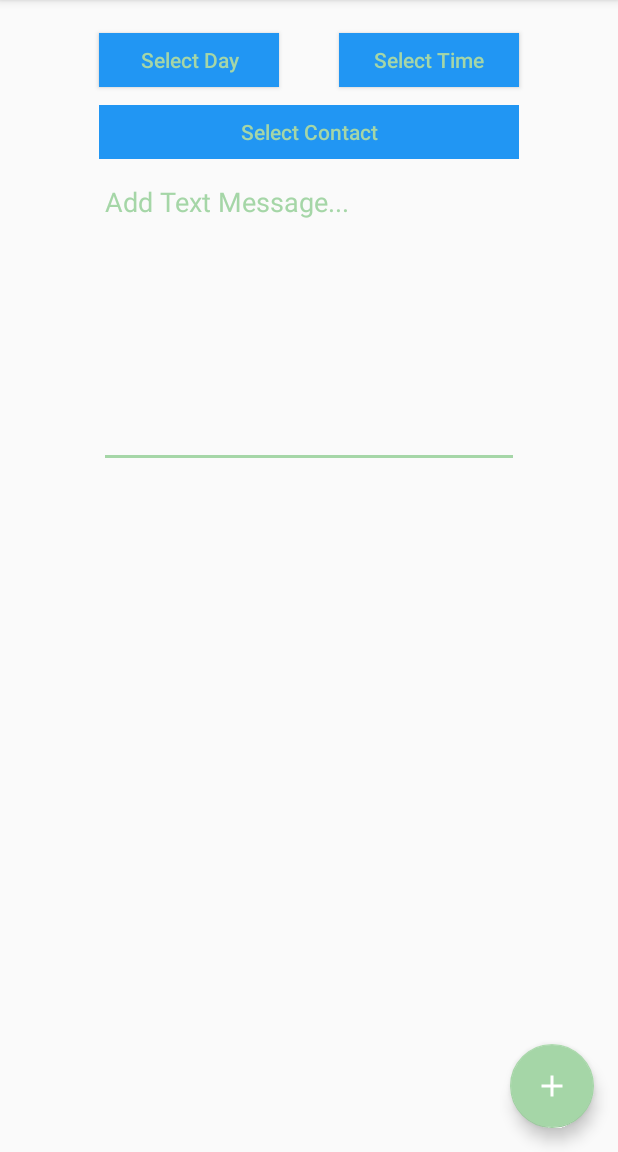
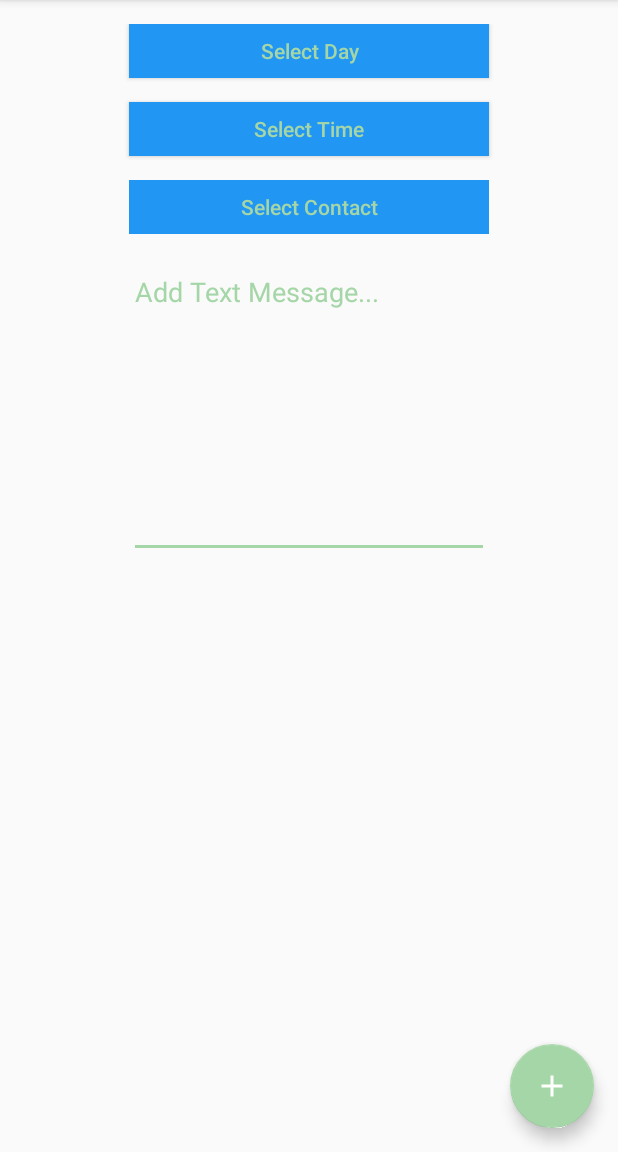
Before and after one commit to dazza5000/a-caring-text, an Android app: the AddTextFragment screen opened directly, with no data from a screen before it, on a phone screen of 412 x 824 dp, the part 84-1236 px from its top. Run offline under Robolectric (Android 15) with nearby library versions, the phone set to English and light mode, and no system bars; libraries missing offline, so code that uses them is left out: io.realm.

Commit message:
simplify UI

```diff
--- a/app/src/main/res/layout/fragment_add_text.xml
+++ b/app/src/main/res/layout/fragment_add_text.xml
@@ -12,51 +12,40 @@
         android:paddingRight="@dimen/activity_horizontal_margin"
         android:paddingTop="@dimen/activity_vertical_margin">
 
-        <RelativeLayout
-            android:orientation="horizontal"
-            android:layout_width="match_parent"
-            android:layout_height="48dp"
-            android:gravity="center">
 
             <Button
                 style="@style/ButtonFont"
                 android:id="@+id/add_text_date"
-                android:layout_width="120dp"
+                android:layout_width="240dp"
                 android:layout_height="36dp"
-                android:layout_gravity="center_vertical|start"
+                android:layout_gravity="center_horizontal"
                 android:hint="@string/text_date_hint"/>
 
             <Button
                 style="@style/ButtonFont"
                 android:id="@+id/add_text_time"
-                android:layout_toEndOf="@+id/add_text_date"
-                android:layout_width="120dp"
+                android:layout_width="240dp"
                 android:layout_height="36dp"
-                android:layout_gravity="center_vertical|end"
-                android:layout_marginStart="40dp"
+                android:layout_marginTop="16dp"
+                android:layout_gravity="center_horizontal"
                 android:hint="@string/text_time_hint"/>
-
-        </RelativeLayout>
-
-        <LinearLayout
-        android:layout_width="match_parent"
-        android:layout_height="48dp"
-            android:gravity="center">
 
         <Button
             style="@style/ButtonFont"
             android:id="@+id/add_text_contact"
-            android:layout_width="280dp"
+            android:layout_width="240dp"
             android:layout_height="36dp"
-            android:layout_gravity="center"
+            android:layout_marginTop="16dp"
+            android:layout_gravity="center_horizontal"
             android:hint="@string/contact_hint"
             android:singleLine="false"/>
-        </LinearLayout>
+
 
         <EditText
             android:id="@+id/add_text_message"
-            android:layout_width="280dp"
+            android:layout_width="240dp"
             android:layout_height="200dp"
+            android:layout_marginTop="16dp"
             android:layout_gravity="center_horizontal|top"
             android:gravity="top"
             android:textColor="@color/colorAccent"
```
